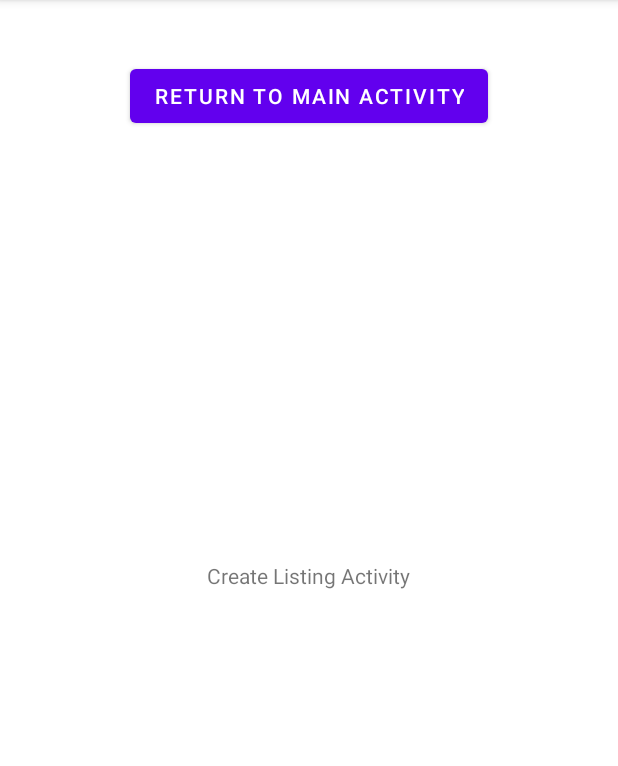
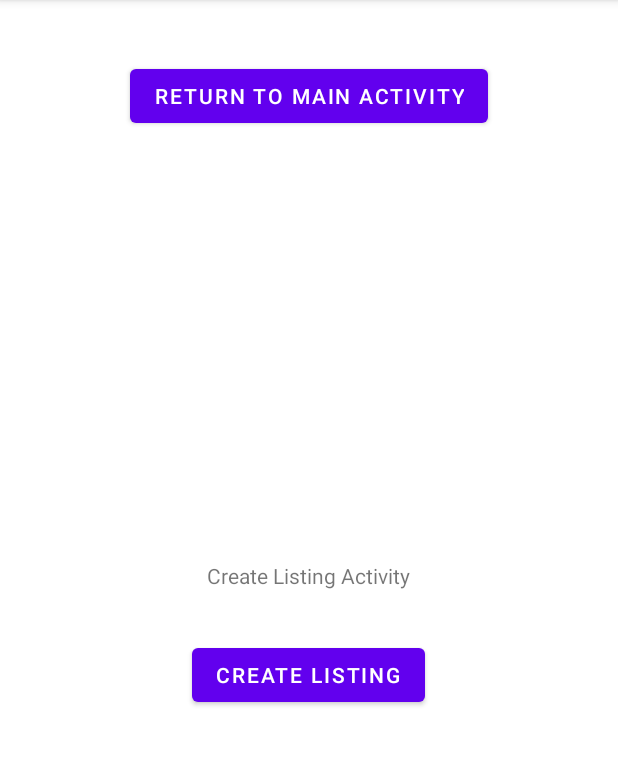
Before and after one commit to SyamMarcus/Android-Mobile-Development-Module, an Android app: the CreateListingActivity screen opened directly, with no data from a screen before it, on a phone screen of 412 x 824 dp, the part 84-850 px from its top. Run offline under Robolectric (Android 15) with nearby library versions, the phone set to English and light mode, and no system bars.

Commit message:
version 0.1.5
Feat:
- Added new database table for Listings
- Added new button for the CreateListingActivity which creates a new listing using hard coded values in the DbHelper

Refactor:
- Changed generic sqlQuery string names for the users table
- Removed redundant function in RegisterActivity

```diff
--- a/app/src/main/java/com/example/geartrader/CreateListingActivity.java
+++ b/app/src/main/java/com/example/geartrader/CreateListingActivity.java
@@ -4,11 +4,15 @@ import androidx.appcompat.app.AppCompatActivity;
 
 import android.content.Intent;
 import android.os.Bundle;
+import android.util.Log;
 import android.view.View;
 import android.widget.Button;
 
 public class CreateListingActivity extends AppCompatActivity {
     private Button openMainButton;
+    private Button createListing;
+    private static final String TAG = "3";
+
 
     @Override
     protected void onCreate(Bundle savedInstanceState) {
@@ -22,6 +26,16 @@ public class CreateListingActivity extends AppCompatActivity {
                 openMain();
             }
         });
+
+        createListing = (Button) findViewById(R.id.createListing);
+        createListing.setOnClickListener(new View.OnClickListener() {
+            @Override
+            public void onClick(View v) {
+                Log.d(TAG,"createListing button clicked");
+                DbHelper dbHelper = new DbHelper( CreateListingActivity.this);
+                dbHelper.createListing();
+            }
+        });
     }
 
     public void openMain() {
--- a/app/src/main/java/com/example/geartrader/RegisterActivity.java
+++ b/app/src/main/java/com/example/geartrader/RegisterActivity.java
@@ -18,10 +18,6 @@ public class RegisterActivity extends AppCompatActivity {
     private Button openMainButton;
     private Button createUser;
     private static final String TAG = "3";
-
-    public static void message(Context context, String message) {
-        Toast.makeText(context, message, Toast.LENGTH_LONG).show();
-    }
 
     @Override
     protected void onCreate(Bundle savedInstanceState) {
--- a/app/src/main/res/layout/activity_create_listing.xml
+++ b/app/src/main/res/layout/activity_create_listing.xml
@@ -24,4 +24,15 @@
         android:layout_marginTop="40dp"
         android:text="Return to main Activity" />
 
+    <Button
+        android:id="@+id/createListing"
+        android:layout_width="wrap_content"
+        android:layout_height="wrap_content"
+        android:layout_alignParentTop="true"
+        android:layout_centerHorizontal="true"
+        android:layout_marginStart="114dp"
+        android:layout_marginLeft="114dp"
+        android:layout_marginTop="426dp"
+        android:text="Create Listing" />
+
 </RelativeLayout>
```
Also changed, not shown: app/src/main/java/com/example/geartrader/DbHelper.java (+31 -5 lines).
